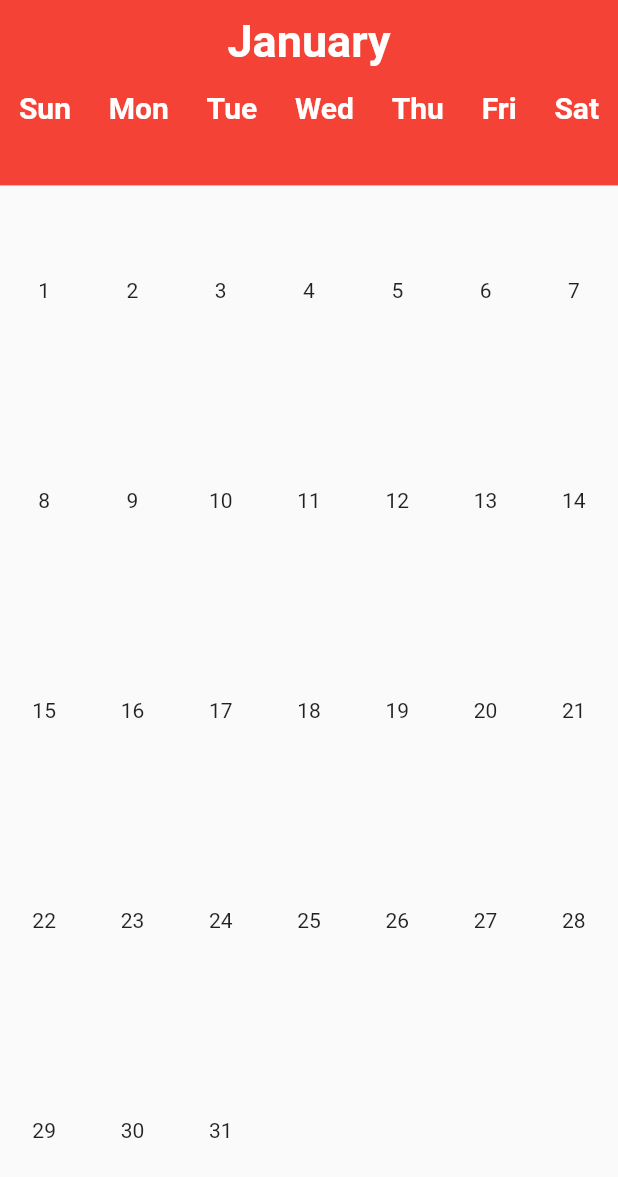
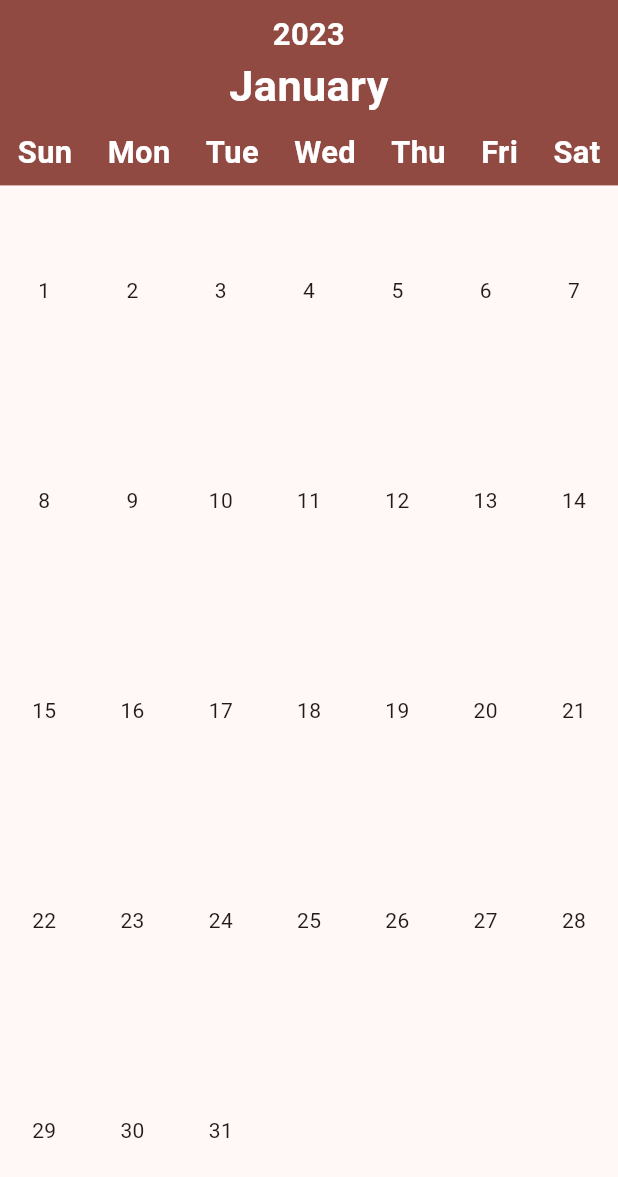
Before and after one commit to adcerro/DuMeet, a Flutter app: the Month widget shown alone on an empty page, opened directly, on a phone screen of 412 x 824 dp. Shown: the top 1177 px of the screen. Run offline on Flutter 3.47's test engine with Material 2 defaults, Android fonts, the light colour scheme and no system bars; missing offline and left inert: infinite_listview.

Commit message:
dynamic font sizing

```diff
--- a/lib/main.dart
+++ b/lib/main.dart
@@ -13,6 +13,7 @@ class MainApp extends StatelessWidget {
       home: Scaffold(
         body: Calendar(),
       ),
+      theme: ThemeData(useMaterial3: true, colorSchemeSeed: Colors.red),
     );
   }
 }
--- a/lib/month.dart
+++ b/lib/month.dart
@@ -3,9 +3,11 @@ import 'package:flutter/material.dart';
 class Month extends StatelessWidget {
   int _days = 31;
   int _num = 1;
+  int _year = 2023;
   Month({super.key, int num = 1, int year = 2023}) {
     _days = dayCount(num, year);
     _num = num;
+    _year = year;
   }
   bool isLeap(int year) {
     if (year % 4 == 0) {
@@ -70,21 +72,32 @@ class Month extends StatelessWidget {
 
   @override
   Widget build(BuildContext context) {
-    TextStyle titles = const TextStyle(
-        fontSize: 20, fontWeight: FontWeight.bold, color: Colors.white);
+    double height = MediaQuery.of(context).size.height;
+    double width = MediaQuery.of(context).size.width;
+    TextStyle titles = TextStyle(
+        fontSize: height * 0.025,
+        fontWeight: FontWeight.bold,
+        color: Colors.white);
     return Column(children: [
       Container(
-          height: MediaQuery.of(context).size.height * 0.15,
-          width: MediaQuery.of(context).size.width,
-          color: Colors.red,
+          height: height * 0.15,
+          width: width,
+          color: Theme.of(context).primaryColor,
           child: Column(children: [
-            const SizedBox(height: 10),
+            SizedBox(height: height * 0.01),
+            Center(
+                child: Text(
+              _year.toString(),
+              style: titles,
+              textAlign: TextAlign.center,
+            )),
             Center(
                 child: Text(
               monthName(_num),
-              style: titles.copyWith(fontSize: 30),
+              style: titles.copyWith(fontSize: height * 0.035),
+              textAlign: TextAlign.center,
             )),
-            const SizedBox(height: 15),
+            SizedBox(height: height * 0.01),
             Row(
               mainAxisAlignment: MainAxisAlignment.spaceAround,
               children: [
@@ -99,14 +112,14 @@ class Month extends StatelessWidget {
             )
           ])),
       SizedBox(
-          height: MediaQuery.of(context).size.height * 0.85,
-          width: MediaQuery.of(context).size.width,
+          height: height * 0.85,
+          width: width,
           child: GridView.builder(
             itemCount: _days,
             shrinkWrap: true,
             gridDelegate: SliverGridDelegateWithFixedCrossAxisCount(
               crossAxisCount: 7,
-              mainAxisExtent: MediaQuery.of(context).size.height * 0.17,
+              mainAxisExtent: height * 0.17,
             ),
             itemBuilder: (BuildContext context, int index) {
               return Container(
```
